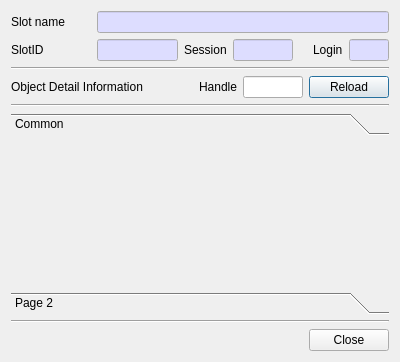
Old version of the form CryptokiMan/object_view_dlg.ui in the repository jykim74/CryptokiMan.
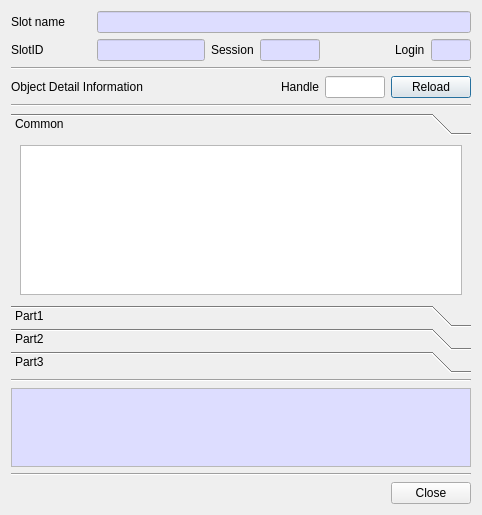
New version of the form.

Commit message: ObjectViewDlg 작업 및 CKA_VALUE 는 PriKeyAttList 와 PubKeyAttList 에서 제거

```diff
--- a/CryptokiMan/object_view_dlg.ui
+++ b/CryptokiMan/object_view_dlg.ui
@@ -6,8 +6,8 @@
    <rect>
     <x>0</x>
     <y>0</y>
-    <width>400</width>
-    <height>362</height>
+    <width>478</width>
+    <height>515</height>
    </rect>
   </property>
   <property name="windowTitle">
@@ -313,24 +313,48 @@
     </widget>
    </item>
    <item>
-    <widget class="QToolBox" name="toolBox">
+    <widget class="QToolBox" name="mObjectToolBox">
+     <property name="sizePolicy">
+      <sizepolicy hsizetype="Preferred" vsizetype="Expanding">
+       <horstretch>0</horstretch>
+       <verstretch>0</verstretch>
+      </sizepolicy>
+     </property>
+     <property name="minimumSize">
+      <size>
+       <width>0</width>
+       <height>260</height>
+      </size>
+     </property>
      <property name="currentIndex">
       <number>0</number>
      </property>
-     <widget class="QWidget" name="page">
+     <property name="tabSpacing">
+      <number>1</number>
+     </property>
+     <widget class="QWidget" name="mCommon">
       <property name="geometry">
        <rect>
         <x>0</x>
         <y>0</y>
-        <width>382</width>
-        <height>133</height>
+        <width>460</width>
+        <height>160</height>
        </rect>
       </property>
       <attribute name="label">
        <string>Common</string>
       </attribute>
+      <layout class="QVBoxLayout" name="verticalLayout_2">
+       <item>
+        <widget class="QTableWidget" name="mCommonTable">
+         <attribute name="horizontalHeaderHighlightSections">
+          <bool>false</bool>
+         </attribute>
+        </widget>
+       </item>
+      </layout>
      </widget>
-     <widget class="QWidget" name="page_2">
+     <widget class="QWidget" name="mPart1">
       <property name="geometry">
        <rect>
         <x>0</x>
@@ -340,9 +364,84 @@
        </rect>
       </property>
       <attribute name="label">
-       <string>Page 2</string>
+       <string>Part1</string>
       </attribute>
      </widget>
+     <widget class="QWidget" name="mPart2">
+      <attribute name="label">
+       <string>Part2</string>
+      </attribute>
+      <layout class="QVBoxLayout" name="verticalLayout_4">
+       <item>
+        <widget class="QTableWidget" name="mPart2Table">
+         <attribute name="horizontalHeaderHighlightSections">
+          <bool>false</bool>
+         </attribute>
+        </widget>
+       </item>
+      </layout>
+     </widget>
+     <widget class="QWidget" name="mPart3">
+      <attribute name="label">
+       <string>Part3</string>
+      </attribute>
+      <layout class="QVBoxLayout" name="verticalLayout_5">
+       <item>
+        <widget class="QTableWidget" name="mPart3Table">
+         <attribute name="horizontalHeaderHighlightSections">
+          <bool>false</bool>
+         </attribute>
+        </widget>
+       </item>
+      </layout>
+     </widget>
+    </widget>
+   </item>
+   <item>
+    <widget class="Line" name="line_4">
+     <property name="orientation">
+      <enum>Qt::Horizontal</enum>
+     </property>
+    </widget>
+   </item>
+   <item>
+    <widget class="QPlainTextEdit" name="mDetailText">
+     <property name="minimumSize">
+      <size>
+       <width>460</width>
+       <height>0</height>
+      </size>
+     </property>
+     <property name="palette">
+      <palette>
+       <active>
+        <colorrole role="Base">
+         <brush brushstyle="SolidPattern">
+          <color alpha="255">
+           <red>221</red>
+           <green>221</green>
+           <blue>255</blue>
+          </color>
+         </brush>
+        </colorrole>
+       </active>
+       <inactive>
+        <colorrole role="Base">
+         <brush brushstyle="SolidPattern">
+          <color alpha="255">
+           <red>221</red>
+           <green>221</green>
+           <blue>255</blue>
+          </color>
+         </brush>
+        </colorrole>
+       </inactive>
+       <disabled/>
+      </palette>
+     </property>
+     <property name="readOnly">
+      <bool>true</bool>
+     </property>
     </widget>
    </item>
    <item>
```
Left out of the diff: 15 changed lines with no effect on the pictures. The commit also changes 5 other files.
